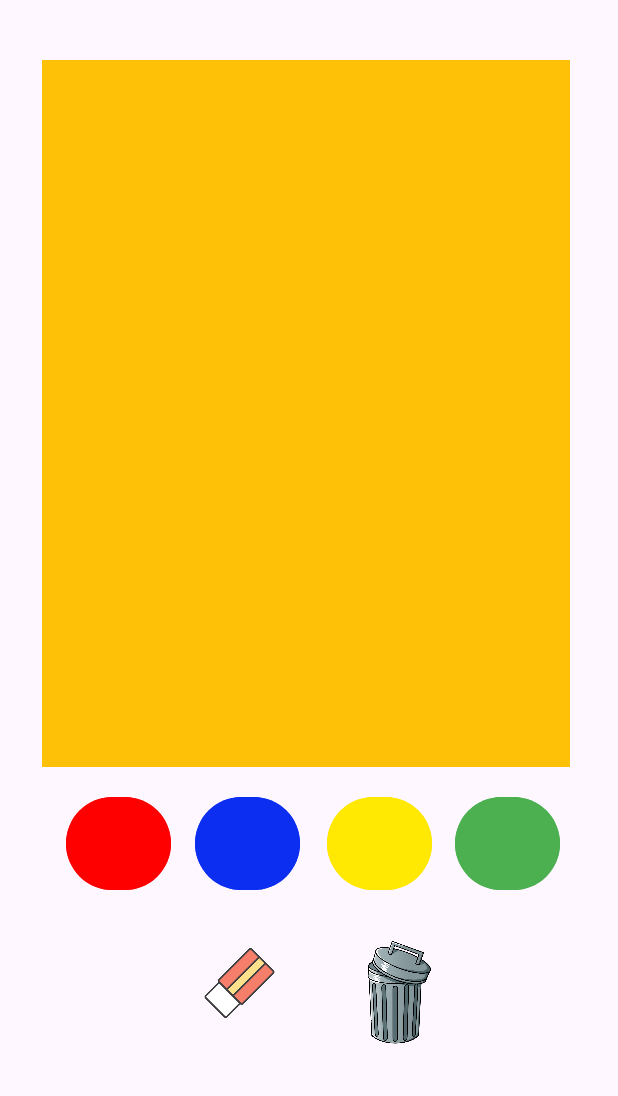
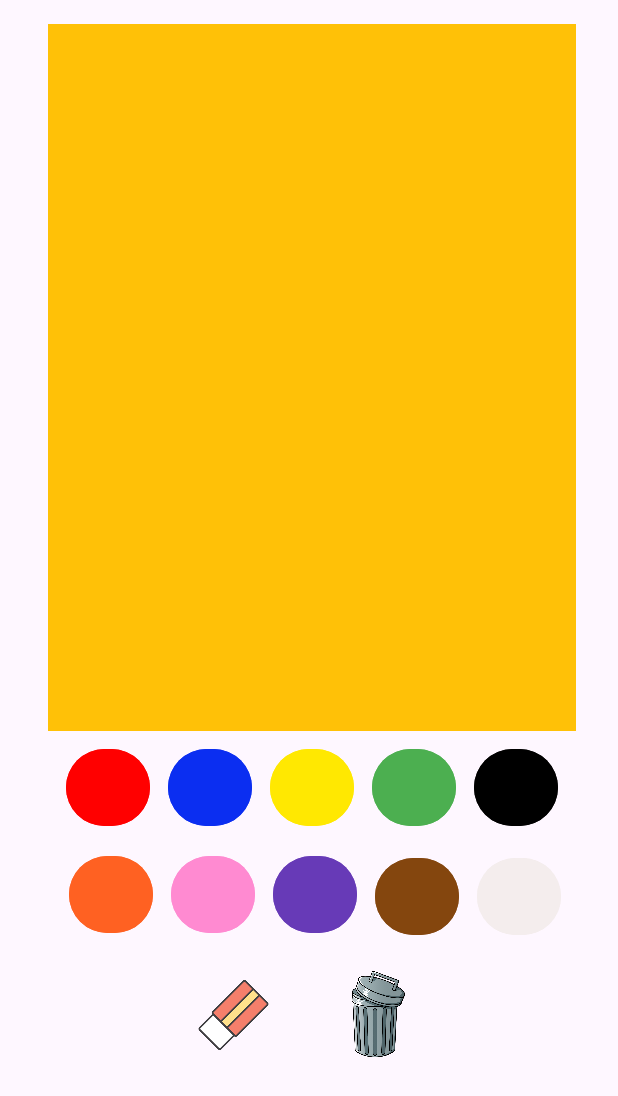
Before and after one commit to shakedbelinkov/CanvasExample2, an Android app: the screen it shows after launch (MainActivity), on a phone screen of 412 x 824 dp. Shown: the top 1096 px of the screen. Run offline under Robolectric (Android 15) with nearby library versions, the phone set to English and light mode, and no system bars.

Commit message:
i added colors and eraser and delete button

```diff
--- a/app/src/main/res/layout/activity_main.xml
+++ b/app/src/main/res/layout/activity_main.xml
@@ -12,72 +12,137 @@
         android:id="@+id/canvas01"
         android:layout_width="352dp"
         android:layout_height="471dp"
-        android:layout_marginTop="40dp"
-        android:layout_marginEnd="32dp"
+        android:layout_marginTop="16dp"
+        android:layout_marginEnd="28dp"
         app:layout_constraintEnd_toEndOf="parent"
         app:layout_constraintTop_toTopOf="parent" />
 
     <Button
         android:id="@+id/Red"
+        android:layout_width="56dp"
+        android:layout_height="59dp"
+        android:layout_marginStart="44dp"
+        android:layout_marginTop="8dp"
         android:backgroundTint="#FF0000"
+        android:onClick="changeBrushColor"
         android:tag="#FF0000"
-        android:layout_width="70dp"
-        android:layout_height="70dp"
-        android:layout_marginStart="44dp"
-        android:layout_marginTop="16dp"
-        android:onClick="changeBrushColor"
         app:layout_constraintStart_toStartOf="parent"
-        app:layout_constraintTop_toBottomOf="@+id/canvas01"
-        />
+        app:layout_constraintTop_toBottomOf="@+id/canvas01" />
 
     <Button
         android:id="@+id/Blue"
+        android:layout_width="56dp"
+        android:layout_height="59dp"
+        android:layout_marginStart="12dp"
+        android:layout_marginTop="8dp"
         android:backgroundTint="#0B2EF1"
-
+        android:onClick="changeBrushColor"
         android:tag="#0B2EF1"
-        android:layout_width="70dp"
-        android:layout_height="70dp"
-        android:layout_marginStart="16dp"
-        android:layout_marginTop="16dp"
-        android:onClick="changeBrushColor"
         app:layout_constraintStart_toEndOf="@+id/Red"
-        app:layout_constraintTop_toBottomOf="@+id/canvas01"
-        />
+        app:layout_constraintTop_toBottomOf="@+id/canvas01" />
 
     <Button
         android:id="@+id/Yellow"
-
+        android:layout_width="56dp"
+        android:layout_height="59dp"
+        android:layout_marginStart="12dp"
+        android:layout_marginTop="8dp"
         android:backgroundTint="#FFE801"
-
+        android:onClick="changeBrushColor"
         android:tag="#FFE801"
-        android:layout_width="70dp"
-        android:layout_height="70dp"
-        android:layout_marginStart="18dp"
-        android:layout_marginTop="16dp"
-        android:onClick="changeBrushColor"
         app:layout_constraintStart_toEndOf="@+id/Blue"
-        app:layout_constraintTop_toBottomOf="@+id/canvas01"
-         />
+        app:layout_constraintTop_toBottomOf="@+id/canvas01" />
 
     <Button
         android:id="@+id/Green"
+        android:layout_width="56dp"
+        android:layout_height="59dp"
+        android:layout_marginStart="12dp"
+        android:layout_marginTop="8dp"
         android:backgroundTint="#4CAF50"
+        android:onClick="changeBrushColor"
         android:tag="#4CAF50"
-        android:layout_width="70dp"
-        android:layout_height="70dp"
-        android:layout_marginStart="15dp"
-        android:layout_marginTop="16dp"
+        app:layout_constraintStart_toEndOf="@+id/Yellow"
+        app:layout_constraintTop_toBottomOf="@+id/canvas01" />
+
+    <Button
+        android:id="@+id/Black"
+        android:layout_width="56dp"
+        android:layout_height="59dp"
+        android:layout_marginStart="12dp"
+        android:layout_marginTop="8dp"
+        android:backgroundTint="#000000"
         android:onClick="changeBrushColor"
-        app:layout_constraintStart_toEndOf="@+id/Yellow"
-        app:layout_constraintTop_toBottomOf="@+id/canvas01"
-        />
+        android:tag="#000000"
+        app:layout_constraintStart_toEndOf="@+id/Green"
+        app:layout_constraintTop_toBottomOf="@+id/canvas01" />
+
+    <Button
+        android:id="@+id/White"
+        android:layout_width="56dp"
+        android:layout_height="59dp"
+        android:layout_marginTop="13dp"
+        android:layout_marginEnd="38dp"
+        android:backgroundTint="#F4EDED"
+        android:onClick="changeBrushColor"
+        android:tag="#FFFFFF"
+        app:layout_constraintEnd_toEndOf="parent"
+        app:layout_constraintTop_toBottomOf="@+id/Black" />
+
+    <Button
+        android:id="@+id/Brown"
+        android:layout_width="56dp"
+        android:layout_height="59dp"
+        android:layout_marginTop="13dp"
+        android:layout_marginEnd="12dp"
+        android:backgroundTint="#FC84460F"
+        android:onClick="changeBrushColor"
+        android:tag="#FC84460F"
+        app:layout_constraintEnd_toStartOf="@+id/White"
+        app:layout_constraintTop_toBottomOf="@+id/Green" />
+
+    <Button
+        android:id="@+id/Purple"
+        android:layout_width="56dp"
+        android:layout_height="59dp"
+        android:layout_marginTop="12dp"
+        android:layout_marginEnd="12dp"
+        android:backgroundTint="#673AB7"
+        android:onClick="changeBrushColor"
+        android:tag="#673AB7"
+        app:layout_constraintEnd_toStartOf="@+id/Brown"
+        app:layout_constraintTop_toBottomOf="@+id/Yellow" />
+
+    <Button
+        android:id="@+id/Pink"
+        android:layout_width="56dp"
+        android:layout_height="59dp"
+        android:layout_marginTop="12dp"
+        android:layout_marginEnd="12dp"
+        android:backgroundTint="#FF8AD1"
+        android:onClick="changeBrushColor"
+        android:tag="#FF8AD1"
+        app:layout_constraintEnd_toStartOf="@+id/Purple"
+        app:layout_constraintTop_toBottomOf="@+id/Blue" />
+
+    <Button
+        android:id="@+id/Orange"
+        android:layout_width="56dp"
+        android:layout_height="59dp"
+        android:layout_marginTop="12dp"
+        android:layout_marginEnd="12dp"
+        android:backgroundTint="#FF6122"
+        android:onClick="changeBrushColor"
+        android:tag="#FF6122"
+        app:layout_constraintEnd_toStartOf="@+id/Pink"
+        app:layout_constraintTop_toBottomOf="@+id/Red" />
 
     <ImageView
         android:id="@+id/eraser"
         android:layout_width="79dp"
         android:layout_height="76dp"
-        android:layout_marginStart="120dp"
-        android:layout_marginTop="20dp"
+        android:layout_marginStart="116dp"
+        android:layout_marginTop="84dp"
         android:onClick="eraser"
         app:layout_constraintStart_toStartOf="parent"
         app:layout_constraintTop_toBottomOf="@+id/Blue"
@@ -85,10 +150,10 @@
 
     <ImageView
         android:id="@+id/deleteButtun"
-        android:layout_width="92dp"
-        android:layout_height="90dp"
-        android:layout_marginStart="19dp"
-        android:layout_marginTop="20dp"
+        android:layout_width="79dp"
+        android:layout_height="76dp"
+        android:layout_marginStart="16dp"
+        android:layout_marginTop="84dp"
         android:onClick="delete"
         app:layout_constraintStart_toEndOf="@+id/eraser"
         app:layout_constraintTop_toBottomOf="@+id/Yellow"
```
